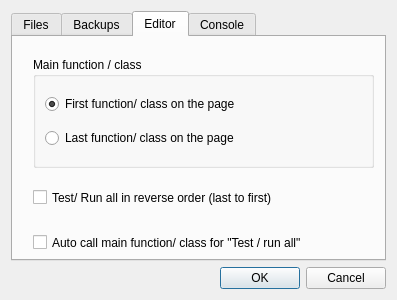
First picture: the form in data/ui/settings.ui, repository aresnick/pynguin, before the edit.
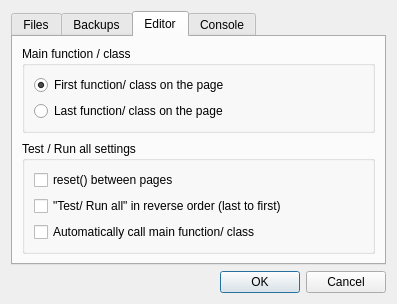
Second picture: the form after the edit. The open tabs and pages were chosen to show the change.

Commit message: polish test/run all

Patch:
```diff
--- a/data/ui/settings.ui
+++ b/data/ui/settings.ui
@@ -7,7 +7,7 @@
     <x>0</x>
     <y>0</y>
     <width>397</width>
-    <height>300</height>
+    <height>297</height>
    </rect>
   </property>
   <property name="windowTitle">
@@ -245,28 +245,9 @@
       <attribute name="title">
        <string>Editor</string>
       </attribute>
-      <widget class="QCheckBox" name="testall_autocall">
-       <property name="geometry">
-        <rect>
-         <x>20</x>
-         <y>190</y>
-         <width>321</width>
-         <height>31</height>
-        </rect>
-       </property>
-       <property name="text">
-        <string>Auto call main function/ class for &quot;Test / run all&quot;</string>
-       </property>
-      </widget>
+      <layout class="QVBoxLayout" name="verticalLayout_9">
+       <item>
       <widget class="QGroupBox" name="groupBox_4">
-       <property name="geometry">
-        <rect>
-         <x>20</x>
-         <y>20</y>
-         <width>341</width>
-         <height>111</height>
-        </rect>
-       </property>
        <property name="title">
         <string>Main function / class</string>
        </property>
@@ -290,19 +271,51 @@
         </item>
        </layout>
       </widget>
+       </item>
+       <item>
+        <spacer name="verticalSpacer">
+         <property name="orientation">
+          <enum>Qt::Vertical</enum>
+         </property>
+         <property name="sizeHint" stdset="0">
+          <size>
+           <width>20</width>
+           <height>20</height>
+          </size>
+         </property>
+        </spacer>
+       </item>
+       <item>
+        <widget class="QGroupBox" name="groupBox_5">
+         <property name="title">
+          <string>Test / Run all settings</string>
+         </property>
+         <layout class="QVBoxLayout" name="verticalLayout_8">
+          <item>
+           <widget class="QCheckBox" name="testrun_reset">
+            <property name="text">
+             <string>reset() between pages</string>
+            </property>
+           </widget>
+          </item>
+          <item>
       <widget class="QCheckBox" name="testall_reverse">
-       <property name="geometry">
-        <rect>
-         <x>20</x>
-         <y>150</y>
-         <width>341</width>
-         <height>21</height>
-        </rect>
-       </property>
+            <property name="text">
+             <string>&quot;Test/ Run all&quot; in reverse order (last to first)</string>
+            </property>
+           </widget>
+          </item>
+          <item>
+           <widget class="QCheckBox" name="testall_autocall">
        <property name="text">
-        <string>Test/ Run all in reverse order (last to first)</string>
-       </property>
-      </widget>
+             <string>Automatically call main function/ class</string>
+            </property>
+           </widget>
+          </item>
+         </layout>
+        </widget>
+       </item>
+      </layout>
      </widget>
      <widget class="QWidget" name="tab_3">
       <attribute name="title">
```
Left out of the diff: 2 changed lines with no effect on the pictures. Lines whose indentation alone changed are shown as unchanged. The commit also changes 3 other files.
